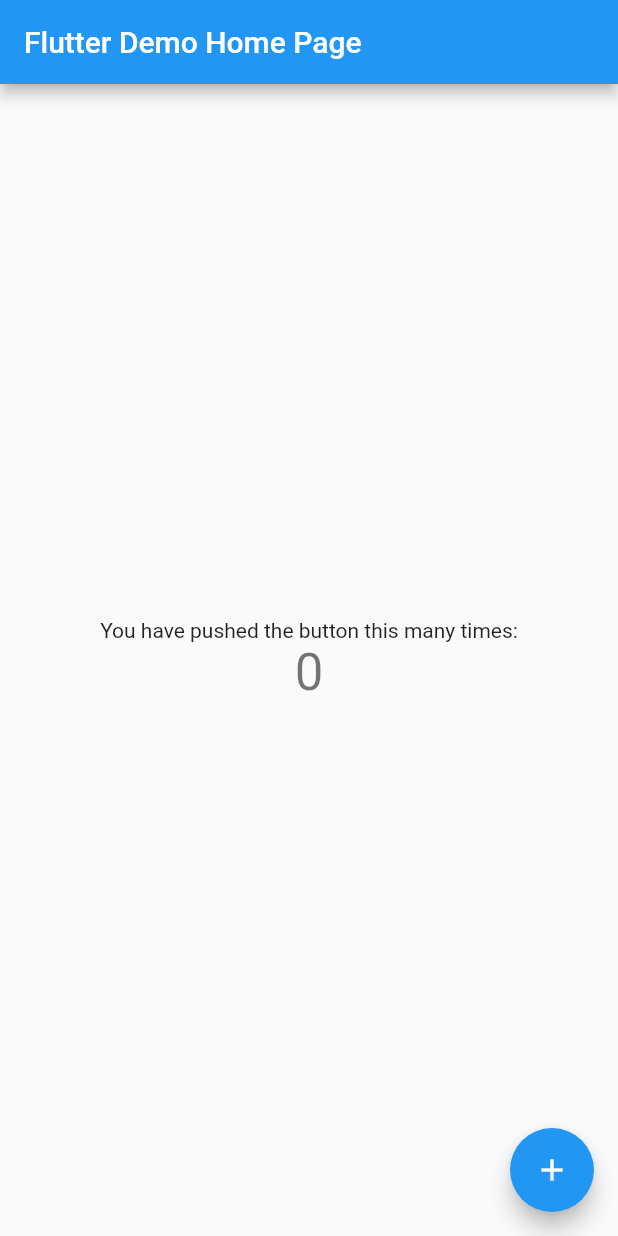
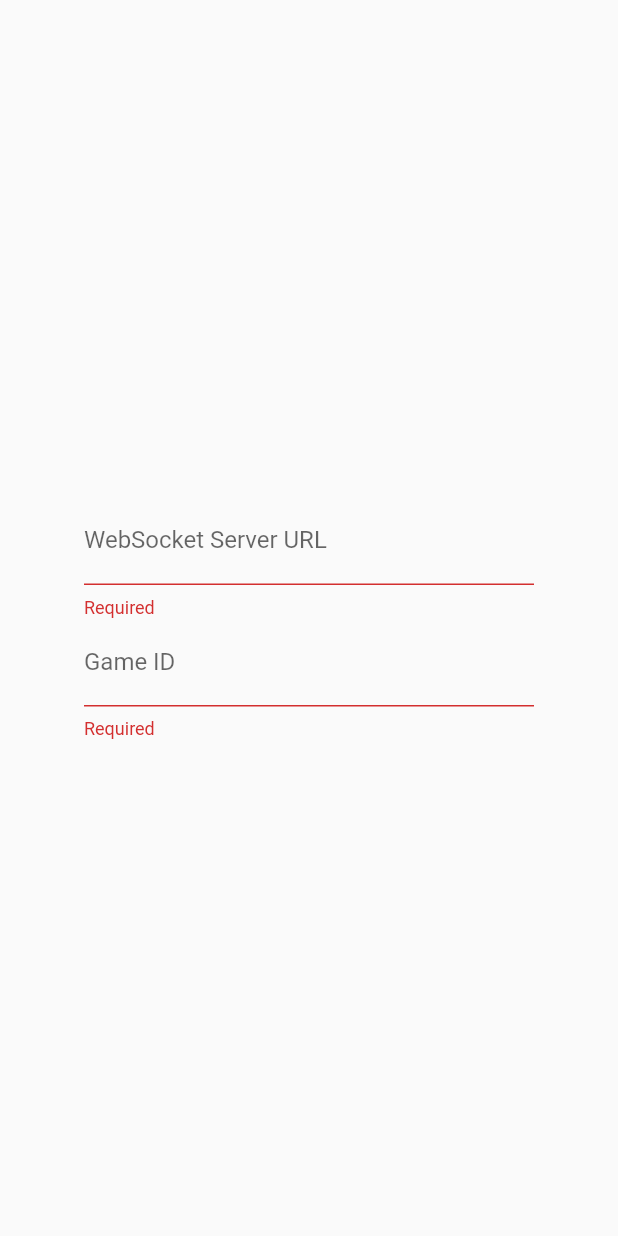
Before and after one commit to Grand-Guide-Pedestrian/hero, a Flutter app: the screen it shows after launch, on a phone screen of 412 x 824 dp. Run offline on Flutter 3.47's test engine with Material 2 defaults, Android fonts, the phone set to English and light mode, and no system bars; our stand-ins replace shared_preferences.

Commit message:
Config screen

```diff
--- /dev/null
+++ b/lib/Config.dart
@@ -0,0 +1,9 @@
+class Config {
+  static const String webSocketServerURLKey = 'webSocketServerURL';
+  static const String gameIDKey = 'gameID';
+
+  final String webSocketServerURL;
+  final String gameID;
+
+  const Config(this.webSocketServerURL, this.gameID);
+}
--- /dev/null
+++ b/lib/config_screen.dart
@@ -0,0 +1,102 @@
+import 'package:flutter/material.dart';
+import 'package:ggp_hero/Config.dart';
+import 'package:shared_preferences/shared_preferences.dart';
+
+class ConfigScreen extends StatefulWidget {
+  @override
+  _ConfigScreenState createState() => _ConfigScreenState();
+}
+
+class _ConfigScreenState extends State<ConfigScreen> {
+  final _webSocketServerURLController = TextEditingController();
+  final _gameIDController = TextEditingController();
+  final _formKey = GlobalKey<FormState>();
+
+  @override
+  void initState() {
+    super.initState();
+
+    _loadConfig();
+  }
+
+  @override
+  Widget build(BuildContext context) {
+    return Scaffold(
+      body: SafeArea(
+        child: Center(
+          child: Container(
+            width: 300,
+            child: Form(
+              child: ListView(
+                physics: ClampingScrollPhysics(),
+                shrinkWrap: true,
+                children: <Widget>[
+                  TextFormField(
+                    controller: _webSocketServerURLController,
+                    decoration: InputDecoration(
+                      labelText: 'WebSocket Server URL',
+                    ),
+                    validator: _requiredFormFieldValidator,
+                  ),
+                  TextFormField(
+                    controller: _gameIDController,
+                    decoration: InputDecoration(
+                      labelText: 'Game ID',
+                    ),
+                    validator: _requiredFormFieldValidator,
+                  ),
+                ],
+              ),
+              key: _formKey,
+              onChanged: () {
+                setState(() {});
+              },
+            ),
+          ),
+        ),
+      ),
+      floatingActionButton: _fab(),
+    );
+  }
+
+  void _loadConfig() async {
+    final sharedPreferences = await SharedPreferences.getInstance();
+    final webSocketServerURL = sharedPreferences.getString(Config.webSocketServerURLKey);
+    final gameID = sharedPreferences.getString(Config.gameIDKey);
+
+    setState(() {
+      if (webSocketServerURL != null) {
+        _webSocketServerURLController.text = webSocketServerURL;
+      }
+      if (gameID != null) {
+        _gameIDController.text = gameID;
+      }
+    });
+  }
+
+  Widget? _fab() {
+    if ((_formKey.currentState == null) || (_formKey.currentState!.validate() != true)) {
+      return null;
+    } else {
+      return FloatingActionButton(
+        onPressed: () async {
+          final sharedPreferences = await SharedPreferences.getInstance();
+
+          sharedPreferences.setString(Config.webSocketServerURLKey, _webSocketServerURLController.text);
+          sharedPreferences.setString(Config.gameIDKey, _gameIDController.text);
+        },
+        child: const Icon(
+          Icons.arrow_right_alt,
+        ),
+      );
+    }
+  }
+
+  String? _requiredFormFieldValidator(String? value) {
+    if ((value == null) || (value.isEmpty)) {
+      return 'Required';
+    } else {
+      return null;
+    }
+  }
+}
--- a/lib/main.dart
+++ b/lib/main.dart
@@ -1,113 +1,23 @@
 import 'package:flutter/material.dart';
+import 'package:flutter/services.dart';
+import 'package:ggp_hero/config_screen.dart';
 
 void main() {
-  runApp(MyApp());
+  WidgetsFlutterBinding.ensureInitialized();
+  SystemChrome.setEnabledSystemUIOverlays([]);
+
+  runApp(GGPHeroApp());
 }
 
-class MyApp extends StatelessWidget {
-  // This widget is the root of your application.
+class GGPHeroApp extends StatelessWidget {
   @override
   Widget build(BuildContext context) {
     return MaterialApp(
-      title: 'Flutter Demo',
+      title: 'Grand Guide Pedestrian :: Hero App',
       theme: ThemeData(
-        // This is the theme of your application.
-        //
-        // Try running your application with "flutter run". You'll see the
-        // application has a blue toolbar. Then, without quitting the app, try
-        // changing the primarySwatch below to Colors.green and then invoke
-        // "hot reload" (press "r" in the console where you ran "flutter run",
-        // or simply save your changes to "hot reload" in a Flutter IDE).
-        // Notice that the counter didn't reset back to zero; the application
-        // is not restarted.
-        primarySwatch: Colors.blue,
+        primarySwatch: Colors.deepPurple,
       ),
-      home: MyHomePage(title: 'Flutter Demo Home Page'),
+      home: ConfigScreen(),
     );
   }
 }
-
-class MyHomePage extends StatefulWidget {
-  MyHomePage({Key? key, required this.title}) : super(key: key);
-
-  // This widget is the home page of your application. It is stateful, meaning
-  // that it has a State object (defined below) that contains fields that affect
-  // how it looks.
-
-  // This class is the configuration for the state. It holds the values (in this
-  // case the title) provided by the parent (in this case the App widget) and
-  // used by the build method of the State. Fields in a Widget subclass are
-  // always marked "final".
-
-  final String title;
-
-  @override
-  _MyHomePageState createState() => _MyHomePageState();
-}
-
-class _MyHomePageState extends State<MyHomePage> {
-  int _counter = 0;
-
-  void _incrementCounter() {
-    setState(() {
-      // This call to setState tells the Flutter framework that something has
-      // changed in this State, which causes it to rerun the build method below
-      // so that the display can reflect the updated values. If we changed
-      // _counter without calling setState(), then the build method would not be
-      // called again, and so nothing would appear to happen.
-      _counter++;
-    });
-  }
-
-  @override
-  Widget build(BuildContext context) {
-    // This method is rerun every time setState is called, for instance as done
-    // by the _incrementCounter method above.
-    //
-    // The Flutter framework has been optimized to make rerunning build methods
-    // fast, so that you can just rebuild anything that needs updating rather
-    // than having to individually change instances of widgets.
-    return Scaffold(
-      appBar: AppBar(
-        // Here we take the value from the MyHomePage object that was created by
-        // the App.build method, and use it to set our appbar title.
-        title: Text(widget.title),
-      ),
-      body: Center(
-        // Center is a layout widget. It takes a single child and positions it
-        // in the middle of the parent.
-        child: Column(
-          // Column is also a layout widget. It takes a list of children and
-          // arranges them vertically. By default, it sizes itself to fit its
-          // children horizontally, and tries to be as tall as its parent.
-          //
-          // Invoke "debug painting" (press "p" in the console, choose the
-          // "Toggle Debug Paint" action from the Flutter Inspector in Android
-          // Studio, or the "Toggle Debug Paint" command in Visual Studio Code)
-          // to see the wireframe for each widget.
-          //
-          // Column has various properties to control how it sizes itself and
-          // how it positions its children. Here we use mainAxisAlignment to
-          // center the children vertically; the main axis here is the vertical
-          // axis because Columns are vertical (the cross axis would be
-          // horizontal).
-          mainAxisAlignment: MainAxisAlignment.center,
-          children: <Widget>[
-            Text(
-              'You have pushed the button this many times:',
-            ),
-            Text(
-              '$_counter',
-              style: Theme.of(context).textTheme.headline4,
-            ),
-          ],
-        ),
-      ),
-      floatingActionButton: FloatingActionButton(
-        onPressed: _incrementCounter,
-        tooltip: 'Increment',
-        child: Icon(Icons.add),
-      ), // This trailing comma makes auto-formatting nicer for build methods.
-    );
-  }
-}
```
Also changed, not shown: pubspec.yaml (+5 -59 lines), pubspec.lock, 2 other files.
